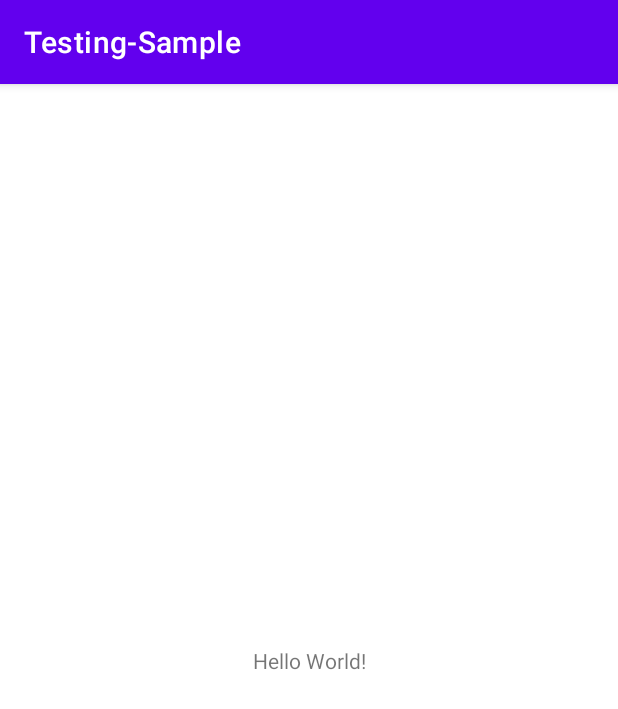
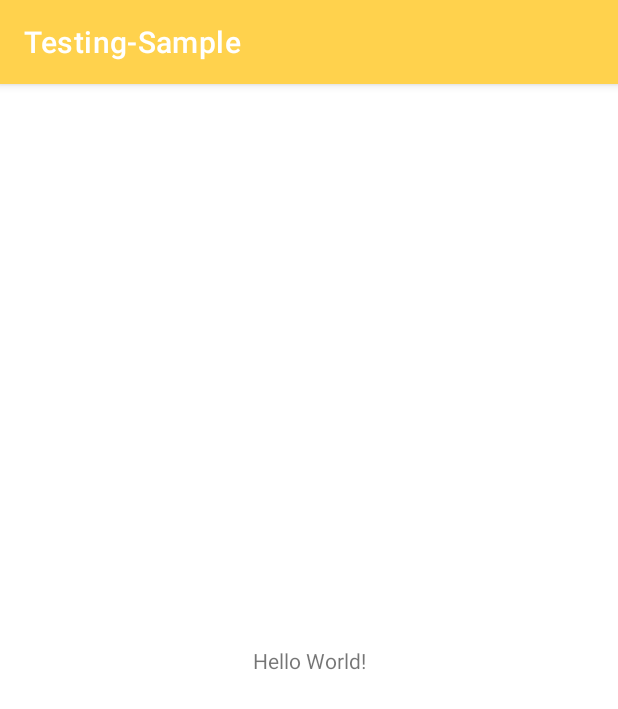
Before and after one commit to brunohensel/Testing-Sample, an Android app: the screen it shows after launch (MainActivity), on a phone screen of 412 x 824 dp. Shown: the top 709 px of the screen. Run offline under Robolectric (Android 15) with nearby library versions, the phone set to English and light mode, and no system bars.

```diff
--- a/app/src/main/res/values-night/themes.xml
+++ b/app/src/main/res/values-night/themes.xml
@@ -1,16 +1,9 @@
-<resources xmlns:tools="http://schemas.android.com/tools">
+<resources>
     <!-- Base application theme. -->
     <style name="Theme.TestingSample" parent="Theme.MaterialComponents.DayNight.DarkActionBar">
-        <!-- Primary brand color. -->
-        <item name="colorPrimary">@color/purple_200</item>
-        <item name="colorPrimaryVariant">@color/purple_700</item>
-        <item name="colorOnPrimary">@color/black</item>
-        <!-- Secondary brand color. -->
-        <item name="colorSecondary">@color/teal_200</item>
-        <item name="colorSecondaryVariant">@color/teal_200</item>
-        <item name="colorOnSecondary">@color/black</item>
-        <!-- Status bar color. -->
-        <item name="android:statusBarColor" tools:targetApi="l">?attr/colorPrimaryVariant</item>
-        <!-- Customize your theme here. -->
+        <item name="colorPrimary">@color/colorPrimary</item>
+        <item name="colorPrimaryDark">@color/colorPrimaryDark</item>
+        <item name="colorAccent">@color/colorAccent</item>
+        <item name="android:statusBarColor">@color/darkGrey</item>
     </style>
 </resources>
--- a/app/src/main/res/values/colors.xml
+++ b/app/src/main/res/values/colors.xml
@@ -1,10 +1,13 @@
 <?xml version="1.0" encoding="utf-8"?>
 <resources>
-    <color name="purple_200">#FFBB86FC</color>
-    <color name="purple_500">#FF6200EE</color>
-    <color name="purple_700">#FF3700B3</color>
-    <color name="teal_200">#FF03DAC5</color>
-    <color name="teal_700">#FF018786</color>
-    <color name="black">#FF000000</color>
-    <color name="white">#FFFFFFFF</color>
+    <color name="colorPrimary">#ffd24d</color>
+    <color name="colorPrimaryDark">#e6ac00</color>
+    <color name="colorAccent">#d9d9d9</color>
+    <color name="lightYellow">#ffffb3</color>
+    <color name="mediumYellow">#ffdf80</color>
+    <color name="darkYellow">#ffd24d</color>
+    <color name="lightGrey">#d9d9d9</color>
+    <color name="darkGrey">#a2a2a2</color>
+    <color name="black">#000</color>
+    <color name="white">#fff</color>
 </resources>
--- a/app/src/main/res/values/strings.xml
+++ b/app/src/main/res/values/strings.xml
@@ -1,3 +1,5 @@
 <resources>
     <string name="app_name">Testing-Sample</string>
+    <string name="intent_note">intent_note</string>
+    <string name="error_intent_note">ERROR: Can\'t display note properties Close the app and try again</string>
 </resources>
--- a/app/src/main/res/values/themes.xml
+++ b/app/src/main/res/values/themes.xml
@@ -1,16 +1,9 @@
-<resources xmlns:tools="http://schemas.android.com/tools">
+<resources>
     <!-- Base application theme. -->
     <style name="Theme.TestingSample" parent="Theme.MaterialComponents.DayNight.DarkActionBar">
-        <!-- Primary brand color. -->
-        <item name="colorPrimary">@color/purple_500</item>
-        <item name="colorPrimaryVariant">@color/purple_700</item>
-        <item name="colorOnPrimary">@color/white</item>
-        <!-- Secondary brand color. -->
-        <item name="colorSecondary">@color/teal_200</item>
-        <item name="colorSecondaryVariant">@color/teal_700</item>
-        <item name="colorOnSecondary">@color/black</item>
-        <!-- Status bar color. -->
-        <item name="android:statusBarColor" tools:targetApi="l">?attr/colorPrimaryVariant</item>
-        <!-- Customize your theme here. -->
+        <item name="colorPrimary">@color/colorPrimary</item>
+        <item name="colorPrimaryDark">@color/colorPrimaryDark</item>
+        <item name="colorAccent">@color/colorAccent</item>
+        <item name="android:statusBarColor">@color/darkGrey</item>
     </style>
 </resources>
```
Also changed, not shown: app/src/main/res/drawable/ic_add_black_24dp.xml (added, +9 -0 lines), app/src/main/res/drawable/ic_arrow_back_black_24dp.xml (added, +9 -0 lines), app/src/main/res/drawable/ic_check_black_24dp.xml (added, +9 -0 lines).
